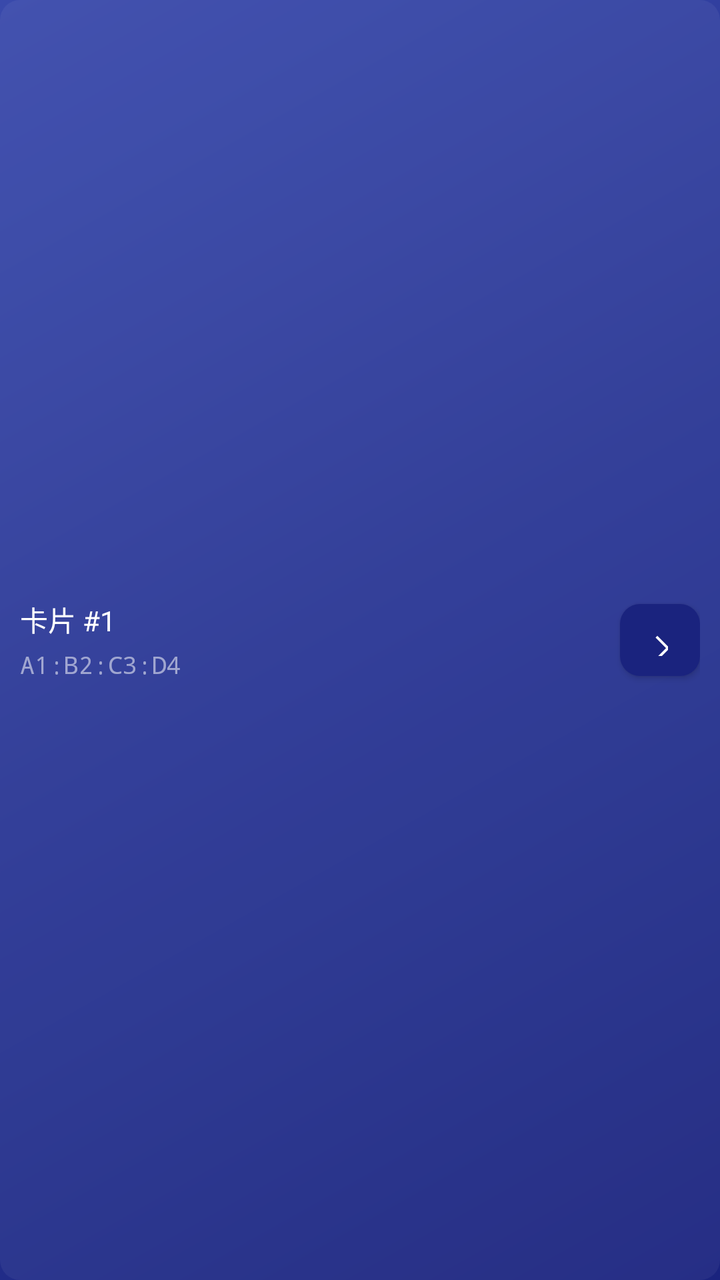
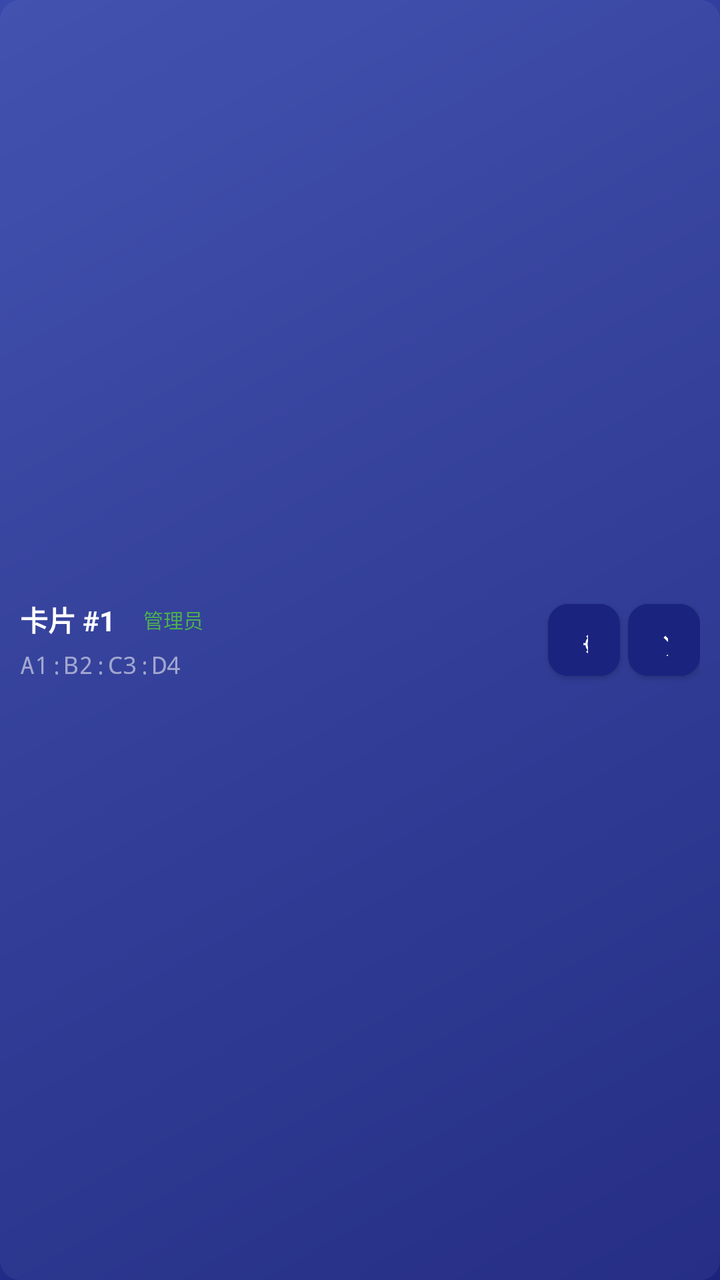

Two renders of the same Android screen: before a commit and after it. Below are the layout's source before the change and the commit's diff.
<!-- AndroidManifest.xml: application theme Theme.SmartLock -->
<!-- res/layout/item_card.xml -->
<?xml version="1.0" encoding="utf-8"?>
<LinearLayout xmlns:android="http://schemas.android.com/apk/res/android"
    android:layout_width="match_parent"
    android:layout_height="wrap_content"
    android:orientation="horizontal"
    android:gravity="center_vertical"
    android:padding="10dp"
    android:layout_marginBottom="8dp"
    android:background="@drawable/bg_card_item">

    <LinearLayout
        android:layout_width="0dp"
        android:layout_height="wrap_content"
        android:layout_weight="1"
        android:orientation="vertical">

        <TextView
            android:id="@+id/tv_card_name"
            android:layout_width="wrap_content"
            android:layout_height="wrap_content"
            android:text="卡片 #1"
            android:textSize="14sp"
            android:textColor="#FFFFFF"/>

        <TextView
            android:id="@+id/tv_card_uid"
            android:layout_width="wrap_content"
            android:layout_height="wrap_content"
            android:layout_marginTop="4dp"
            android:text="A1:B2:C3:D4"
            android:textSize="12sp"
            android:textColor="#88FFFFFF"
            android:fontFamily="monospace"/>
    </LinearLayout>

    <Button
        android:id="@+id/btn_del_card"
        android:layout_width="40dp"
        android:layout_height="36dp"
        android:background="@drawable/bg_btn_red"
        android:text="✕"
        android:textSize="16sp"
        android:textColor="#FFFFFF"/>
</LinearLayout>
<!-- resources referenced by this layout -->
<resources>
  <!-- drawable bg_btn_red (drawable) -->
  <?xml version="1.0" encoding="utf-8"?>
  <shape xmlns:android="http://schemas.android.com/apk/res/android"
      android:shape="rectangle">
      <solid android:color="#F44336"/>
      <corners android:radius="10dp"/>
  </shape>
  <!-- drawable bg_card_item (drawable) -->
  <?xml version="1.0" encoding="utf-8"?>
  <shape xmlns:android="http://schemas.android.com/apk/res/android"
      android:shape="rectangle">
      <solid android:color="#0DFFFFFF"/>
      <corners android:radius="10dp"/>
  </shape>
  <style name="Theme.SmartLock" parent="Theme.MaterialComponents.NoActionBar">
          <item name="colorPrimary">@color/primary</item>
          <item name="colorPrimaryDark">@color/primary_dark</item>
          <item name="colorAccent">@color/accent</item>
          <item name="android:windowBackground">@drawable/bg_gradient</item>
          <item name="android:statusBarColor">@android:color/transparent</item>
          <item name="android:navigationBarColor">#CC000000</item>
      </style>
  <color name="primary">#1A237E</color>
  <color name="primary_dark">#0D1642</color>
  <color name="accent">#4CAF50</color>
  <!-- drawable bg_gradient (drawable) -->
  <?xml version="1.0" encoding="utf-8"?>
  <shape xmlns:android="http://schemas.android.com/apk/res/android"
      android:shape="rectangle">
      <gradient
          android:startColor="#1A237E"
          android:centerColor="#283593"
          android:endColor="#3949AB"
          android:angle="135"/>
  </shape>
</resources>

<!-- the commit's change to res/layout/item_card.xml (unified diff, before → after) -->
@@ -14,13 +14,34 @@
         android:layout_weight="1"
         android:orientation="vertical">
 
-        <TextView
-            android:id="@+id/tv_card_name"
+        <LinearLayout
             android:layout_width="wrap_content"
             android:layout_height="wrap_content"
-            android:text="卡片 #1"
-            android:textSize="14sp"
-            android:textColor="#FFFFFF"/>
+            android:orientation="horizontal"
+            android:gravity="center_vertical">
+
+            <TextView
+                android:id="@+id/tv_card_name"
+                android:layout_width="wrap_content"
+                android:layout_height="wrap_content"
+                android:text="卡片 #1"
+                android:textSize="14sp"
+                android:textStyle="bold"
+                android:textColor="#FFFFFF"/>
+
+            <TextView
+                android:id="@+id/tv_card_level"
+                android:layout_width="wrap_content"
+                android:layout_height="wrap_content"
+                android:layout_marginStart="8dp"
+                android:text="管理员"
+                android:textSize="10sp"
+                android:textColor="#4CAF50"
+                android:paddingStart="6dp"
+                android:paddingEnd="6dp"
+                android:paddingTop="2dp"
+                android:paddingBottom="2dp"/>
+        </LinearLayout>
 
         <TextView
             android:id="@+id/tv_card_uid"
@@ -34,8 +55,18 @@
     </LinearLayout>
 
     <Button
+        android:id="@+id/btn_card_level"
+        android:layout_width="36dp"
+        android:layout_height="36dp"
+        android:layout_marginEnd="4dp"
+        android:background="@drawable/bg_btn_orange"
+        android:text="⚙"
+        android:textSize="14sp"
+        android:textColor="#FFFFFF"/>
+
+    <Button
         android:id="@+id/btn_del_card"
-        android:layout_width="40dp"
+        android:layout_width="36dp"
         android:layout_height="36dp"
         android:background="@drawable/bg_btn_red"
         android:text="✕"
<!-- resource entries referenced after the edit -->
@@ -1,5 +1,12 @@
 <!-- resources referenced by this layout -->
 <resources>
+  <!-- drawable bg_btn_orange (drawable) -->
+  <?xml version="1.0" encoding="utf-8"?>
+  <shape xmlns:android="http://schemas.android.com/apk/res/android"
+      android:shape="rectangle">
+      <solid android:color="#FF9800"/>
+      <corners android:radius="10dp"/>
+  </shape>
   <!-- drawable bg_btn_red (drawable) -->
   <?xml version="1.0" encoding="utf-8"?>
   <shape xmlns:android="http://schemas.android.com/apk/res/android"
